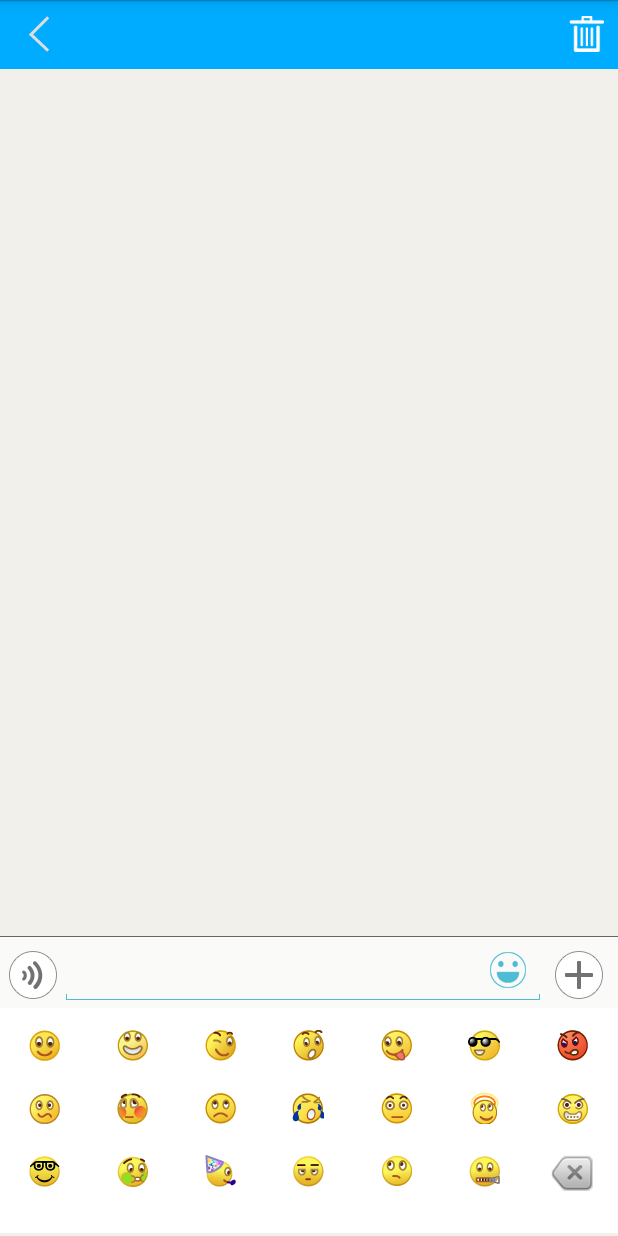
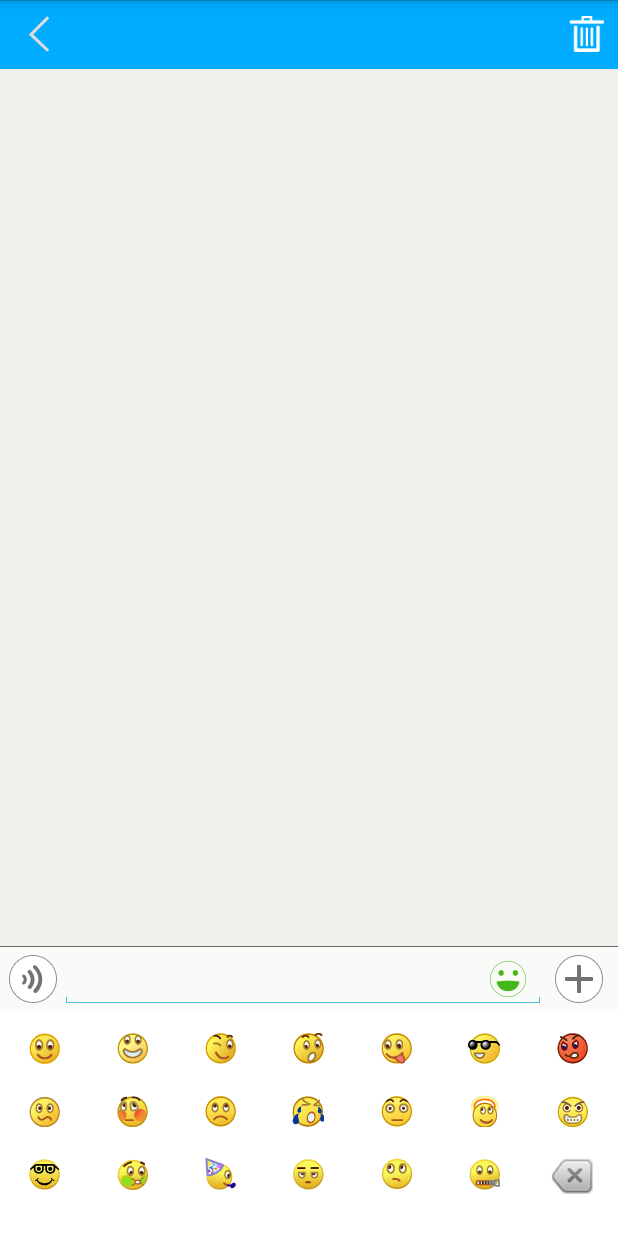
Before and after one commit to linuxjava/ChatUIDemo, an Android app: the ChatActivity screen opened directly, with no data from a screen before it, after a tap on an icon or button, on a phone screen of 412 x 824 dp. Run offline under Robolectric (Android 15) with nearby library versions, the phone set to English and light mode, and no system bars; pictures from the network do not load; 18 statements that could not run were skipped.

Commit message:
修改聊天界面

```diff
--- a/app/src/main/java/com/easemob/chatuidemo/activity/ChatAllHistoryFragment.java
+++ b/app/src/main/java/com/easemob/chatuidemo/activity/ChatAllHistoryFragment.java
@@ -219,7 +219,7 @@ public class ChatAllHistoryFragment extends Fragment implements View.OnClickList
 		// 获取所有会话，包括陌生人
 		Hashtable<String, EMConversation> conversations = EMChatManager.getInstance().getAllConversations();
 		// 过滤掉messages size为0的conversation
-		/**
+		/**c
 		 * 如果在排序过程中有新消息收到，lastMsgTime会发生变化
 		 * 影响排序过程，Collection.sort会产生异常
 		 * 保证Conversation在Sort过程中最后一条消息的时间不变
--- a/app/src/main/java/com/easemob/chatuidemo/adapter/MessageAdapter.java
+++ b/app/src/main/java/com/easemob/chatuidemo/adapter/MessageAdapter.java
@@ -35,6 +35,7 @@ import android.widget.ImageView;
 import android.widget.LinearLayout;
 import android.widget.ListView;
 import android.widget.ProgressBar;
+import android.widget.RelativeLayout;
 import android.widget.TextView;
 import android.widget.TextView.BufferType;
 import android.widget.Toast;
@@ -357,6 +358,7 @@ public class MessageAdapter extends BaseAdapter {
             } else if (message.getType() == EMMessage.Type.VOICE) {
                 try {
                     holder.iv = ((ImageView) convertView.findViewById(R.id.iv_voice));
+                    holder.iv_voice_rl = (RelativeLayout) convertView.findViewById(R.id.iv_voice_rl);
                     holder.iv_avatar = (ImageView) convertView.findViewById(R.id.iv_userhead);
                     holder.tv = (TextView) convertView.findViewById(R.id.tv_length);
                     holder.pb = (ProgressBar) convertView.findViewById(R.id.pb_sending);
@@ -745,7 +747,6 @@ public class MessageAdapter extends BaseAdapter {
                 holder.iv.setImageResource(R.drawable.default_image);
                 showDownloadImageProgress(message, holder);
                 // downloadImage(message, holder);
-                Log.d("xiao1", "test1");
             } else {
                 // "!!!! not back receive, show image directly");
                 holder.pb.setVisibility(View.GONE);
@@ -763,8 +764,6 @@ public class MessageAdapter extends BaseAdapter {
                     String thumbnailPath = ImageUtils.getThumbnailImagePath(thumbRemoteUrl);
                     showImageView(thumbnailPath, holder.iv, filePath, imgBody.getRemoteUrl(), message);
                 }
-
-                Log.d("xiao1", "test2");
             }
             return;
         }
@@ -983,7 +982,9 @@ public class MessageAdapter extends BaseAdapter {
         } else {
             holder.tv.setVisibility(View.INVISIBLE);
         }
-        holder.iv.setOnClickListener(new VoicePlayClickListener(message, holder.iv, holder.iv_read_status, this, activity, username));
+        VoicePlayClickListener listener = new VoicePlayClickListener(message, holder.iv, holder.iv_read_status, this, activity, username);
+        holder.iv.setOnClickListener(listener);
+        holder.iv_voice_rl.setOnClickListener(listener);
         holder.iv.setOnLongClickListener(new OnLongClickListener() {
             @Override
             public boolean onLongClick(View v) {
@@ -1540,6 +1541,8 @@ public class MessageAdapter extends BaseAdapter {
 
     public static class ViewHolder {
         ImageView iv;
+        //语音背景
+        RelativeLayout iv_voice_rl;
         TextView tv;
         ProgressBar pb;
         ImageView staus_iv;
--- a/app/src/main/res/drawable/chat_send_btn_selector.xml
+++ b/app/src/main/res/drawable/chat_send_btn_selector.xml
@@ -1,23 +1,27 @@
 <?xml version="1.0" encoding="utf-8"?>
 <selector xmlns:android="http://schemas.android.com/apk/res/android">
 
-    <item android:state_pressed="true"><shape android:shape="rectangle">
-            <solid android:color="#eee" />
+    <item android:state_pressed="true">
+        <shape android:shape="rectangle">
+            <solid android:color="#298409" />
 
             <corners android:radius="2dp" />
 
             <padding android:bottom="2dp" android:left="5dp" android:right="5dp" android:top="2dp" />
 
-            <stroke android:width="1dp" android:color="@android:color/darker_gray" />
-        </shape></item>
-    <item><shape android:shape="rectangle">
-            <solid android:color="@android:color/white" />
+            <stroke android:width="1dp" android:color="#298409" />
+        </shape>
+    </item>
+    <item>
+        <shape android:shape="rectangle">
+            <solid android:color="#45C01A" />
 
             <padding android:bottom="2dp" android:left="5dp" android:right="5dp" android:top="2dp" />
 
             <corners android:radius="2dp" />
 
-            <stroke android:width="1dp" android:color="#cccccc" />
-        </shape></item>
+            <stroke android:width="1dp" android:color="#45C01A" />
+        </shape>
+    </item>
 
 </selector>
--- a/app/src/main/res/layout/activity_chat.xml
+++ b/app/src/main/res/layout/activity_chat.xml
@@ -60,14 +60,14 @@
         </RelativeLayout>
     </RelativeLayout>
 
+
+
     <LinearLayout
         android:id="@+id/bar_bottom"
         android:layout_width="match_parent"
         android:layout_height="wrap_content"
         android:layout_alignParentBottom="true"
-        android:orientation="vertical"
-        android:paddingBottom="2dip"
-        android:paddingTop="2dip" >
+        android:orientation="vertical">
 
         <View
             android:layout_width="match_parent"
@@ -81,7 +81,8 @@
             android:background="#aaffffff"
             android:gravity="center_vertical"
             android:orientation="horizontal"
-            android:paddingTop="4dp" >
+            android:paddingTop="5dp"
+            android:paddingBottom="5dip">
 
             <Button
                 android:id="@+id/btn_set_mode_voice"
@@ -105,10 +106,8 @@
                 android:id="@+id/btn_press_to_speak"
                 android:layout_width="0dp"
                 android:layout_height="wrap_content"
-                android:layout_marginBottom="6dp"
                 android:layout_marginLeft="6dp"
                 android:layout_marginRight="6dp"
-                android:layout_marginTop="6dp"
                 android:layout_weight="1"
                 android:background="@drawable/chat_press_speak_btn"
                 android:gravity="center"
@@ -127,11 +126,11 @@
                 android:id="@+id/edittext_layout"
                 android:layout_width="0dp"
                 android:layout_height="wrap_content"
-                android:layout_marginBottom="3dp"
                 android:layout_marginLeft="6dp"
                 android:layout_marginRight="6dp"
                 android:layout_weight="1"
-                android:gravity="bottom" >
+                android:layout_gravity="center_vertical"
+                android:gravity="bottom">
 
                 <com.easemob.chatuidemo.widget.PasteEditText
                     android:id="@+id/et_sendmessage"
@@ -140,7 +139,7 @@
                     android:layout_marginRight="35dip"
                     android:background="@null"
                     android:maxLines="3"
-                    android:minHeight="40dp"
+                    android:minHeight="32dp"
                     android:onClick="editClick"
                     android:paddingBottom="3dp"
                     android:paddingLeft="1dp"
@@ -175,8 +174,8 @@
 
             <Button
                 android:id="@+id/btn_more"
-                android:layout_width="32dip"
-                android:layout_height="32dip"
+                android:layout_width="32dp"
+                android:layout_height="32dp"
                 android:layout_marginLeft="4dp"
                 android:layout_marginRight="10dp"
                 android:background="@drawable/type_select_btn"
@@ -184,14 +183,14 @@
 
             <Button
                 android:id="@+id/btn_send"
-                android:layout_width="wrap_content"
+                android:layout_width="42dip"
                 android:layout_height="32dp"
                 android:layout_marginRight="4dp"
                 android:background="@drawable/chat_send_btn_selector"
                 android:onClick="onClick"
                 android:text="@string/button_send"
-                android:textColor="#666666"
-                android:textSize="16sp"
+                android:textColor="@android:color/white"
+                android:textSize="14sp"
                 android:visibility="gone" />
         </LinearLayout>
 
```
Also changed, not shown: app/src/main/res/layout/row_received_voice.xml (+13 -6 lines), app/src/main/res/layout/row_sent_voice.xml (+25 -6 lines), app/src/main/res/drawable-hdpi/chatfrom_bg_focused.9.png, app/src/main/res/drawable-hdpi/chatfrom_bg_normal.9.png, app/src/main/res/drawable-hdpi/chatfrom_voice_playing.png, app/src/main/res/drawable-hdpi/chatfrom_voice_playing_f1.png, app/src/main/res/drawable-hdpi/chatfrom_voice_playing_f2.png, app/src/main/res/drawable-hdpi/chatfrom_voice_playing_f3.png, app/src/main/res/drawable-hdpi/chatting_biaoqing_btn_enable.png, app/src/main/res/drawable-hdpi/chatto_bg_focused.9.png, app/src/main/res/drawable-hdpi/chatto_bg_normal.9.png, app/src/main/res/drawable-hdpi/chatto_voice_playing.png, app/src/main/res/drawable-hdpi/chatto_voice_playing_f1.png, app/src/main/res/drawable-hdpi/chatto_voice_playing_f2.png, 2 more files.
